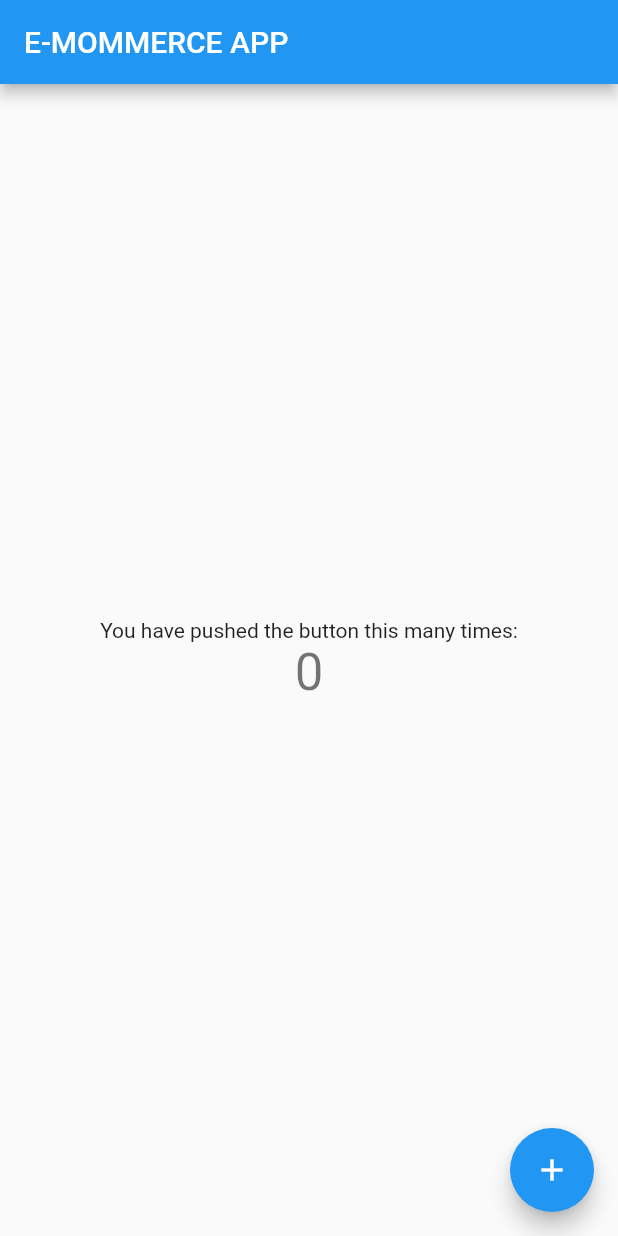
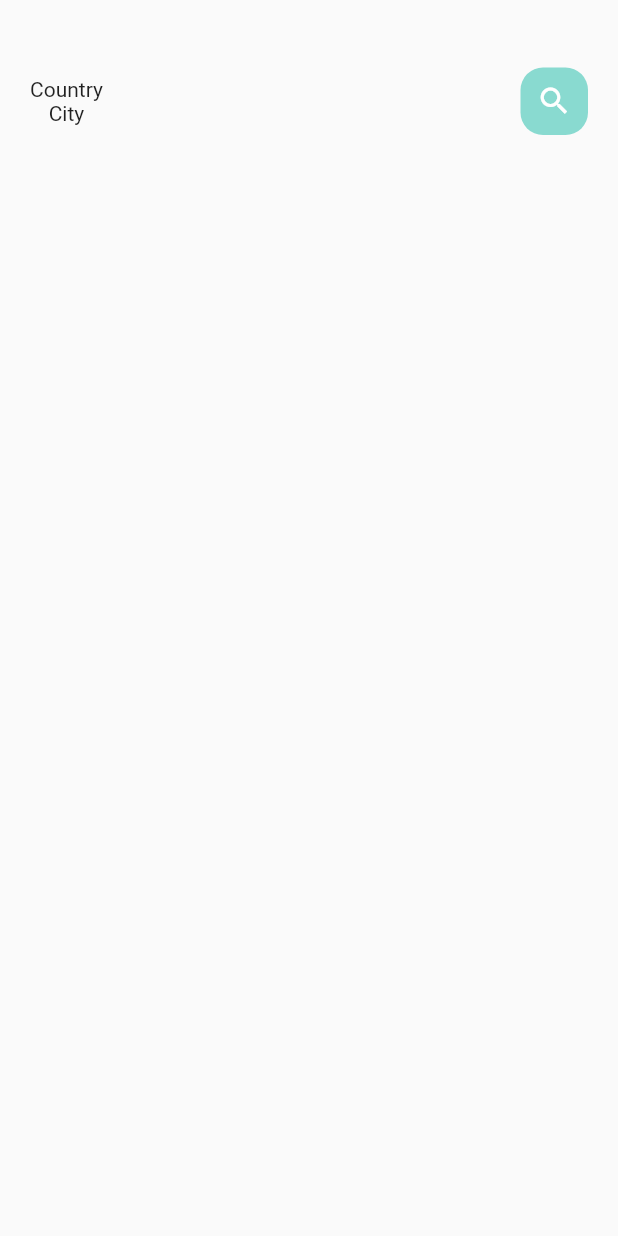
Before and after one commit to 624235049/ecommerce_app, a Flutter app: the screen it shows after launch, on a phone screen of 412 x 824 dp. Run offline on Flutter 3.47's test engine with Material 2 defaults, Android fonts, the phone set to English and light mode, and no system bars.

Commit message:
import font

```diff
--- a/lib/main.dart
+++ b/lib/main.dart
@@ -1,3 +1,4 @@
+import 'package:ecommerce_app/src/pages/main_food_pages.dart';
 import 'package:flutter/material.dart';
 
 void main() {
@@ -11,59 +12,12 @@ class MyApp extends StatelessWidget {
   @override
   Widget build(BuildContext context) {
     return MaterialApp(
-      title: 'E-MOMMERCE',
+      title: 'ECOMMERCE APP',
       theme: ThemeData(
         primarySwatch: Colors.blue,
       ),
       debugShowCheckedModeBanner: false,
-      home: const MyHomePage(title: 'E-MOMMERCE APP'),
+      home: const MainFoodPage(),
     );
   }
 }
-
-class MyHomePage extends StatefulWidget {
-  const MyHomePage({Key? key, required this.title}) : super(key: key);
-
-  final String title;
-
-  @override
-  State<MyHomePage> createState() => _MyHomePageState();
-}
-
-class _MyHomePageState extends State<MyHomePage> {
-  int _counter = 0;
-
-  void _incrementCounter() {
-    setState(() {
-      _counter--;
-    });
-  }
-
-  @override
-  Widget build(BuildContext context) {
-    return Scaffold(
-      appBar: AppBar(
-        title: Text(widget.title),
-      ),
-      body: Center(
-        child: Column(
-          mainAxisAlignment: MainAxisAlignment.center,
-          children: <Widget>[
-            const Text(
-              'You have pushed the button this many times:',
-            ),
-            Text(
-              '$_counter',
-              style: Theme.of(context).textTheme.headline4,
-            ),
-          ],
-        ),
-      ),
-      floatingActionButton: FloatingActionButton(
-        onPressed: _incrementCounter,
-        tooltip: 'Increment',
-        child: const Icon(Icons.add),
-      ), // This trailing comma makes auto-formatting nicer for build methods.
-    );
-  }
-}
--- /dev/null
+++ b/lib/src/pages/main_food_pages.dart
@@ -0,0 +1,50 @@
+import 'package:ecommerce_app/src/themes/theme.dart';
+import 'package:flutter/material.dart';
+
+class MainFoodPage extends StatefulWidget {
+  @override
+  State<MainFoodPage> createState() => _MainFoodPageState();
+  const MainFoodPage({Key? key}) : super(key: key);
+}
+
+class _MainFoodPageState extends State<MainFoodPage> {
+  @override
+  Widget build(BuildContext context) {
+    return Scaffold(
+      body: Column(
+        children: [
+          Container(
+            child: Container(
+              margin: EdgeInsets.only(top: 45, bottom: 15),
+              padding: EdgeInsets.only(left: 20, right: 20),
+              child: Row(
+                mainAxisAlignment: MainAxisAlignment.spaceBetween,
+                children: [
+                  Column(
+                    children: [
+                      Text("Country"),
+                      Text("City"),
+                    ],
+                  ),
+                  Center(
+                    child: Container(
+                      width: 45,
+                      height: 45,
+                      child: Icon(
+                        Icons.search,
+                        color: Colors.white,
+                      ),
+                      decoration: BoxDecoration(
+                          borderRadius: BorderRadius.circular(15),
+                          color: AppTheme.textColor),
+                    ),
+                  ),
+                ],
+              ),
+            ),
+          ),
+        ],
+      ),
+    );
+  }
+}
```
Also changed, not shown: lib/src/pages/home_pages.dart (deleted, +0 -15 lines), lib/src/themes/theme.dart (+3 -9 lines), lib/src/widgets/big_text.dart (added, +25 -0 lines), pubspec.yaml (+13 -0 lines), assets/fonts/Roboto-Black.ttf (added), assets/fonts/Roboto-BlackItalic.ttf (added), assets/fonts/Roboto-Bold.ttf (added), assets/fonts/Roboto-BoldItalic.ttf (added), assets/fonts/Roboto-Italic.ttf (added), assets/fonts/Roboto-Light.ttf (added), assets/fonts/Roboto-LightItalic.ttf (added), assets/fonts/Roboto-Medium.ttf (added), assets/fonts/Roboto-MediumItalic.ttf (added), assets/fonts/Roboto-Regular.ttf (added), 3 more files, 1 other file.
